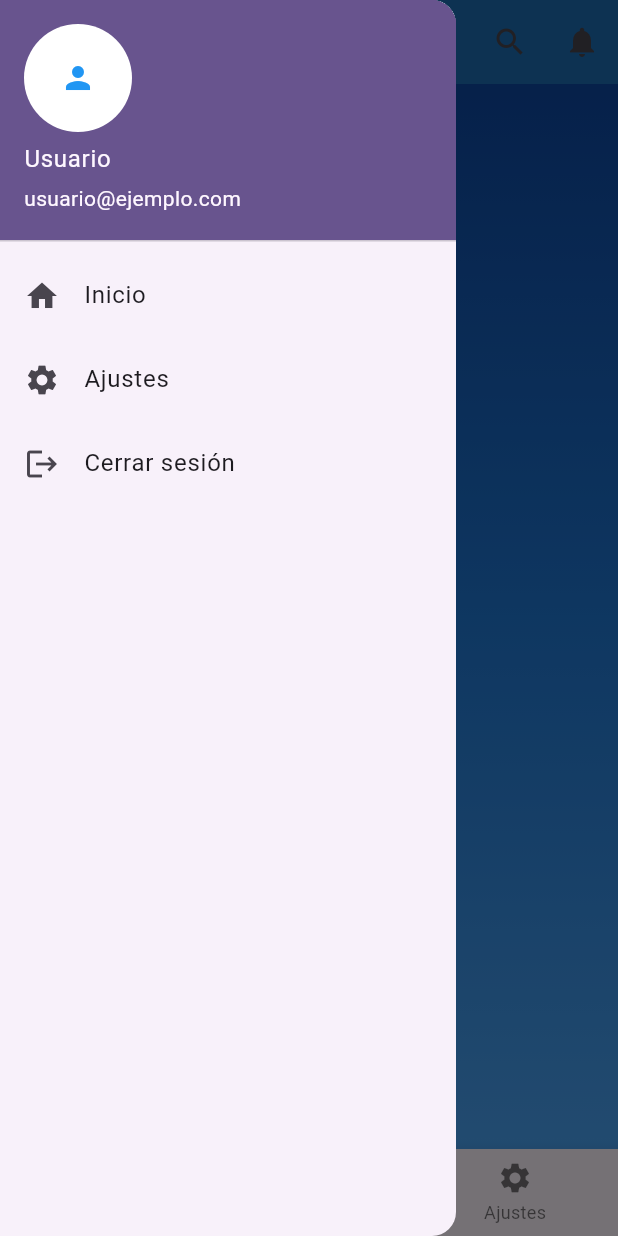
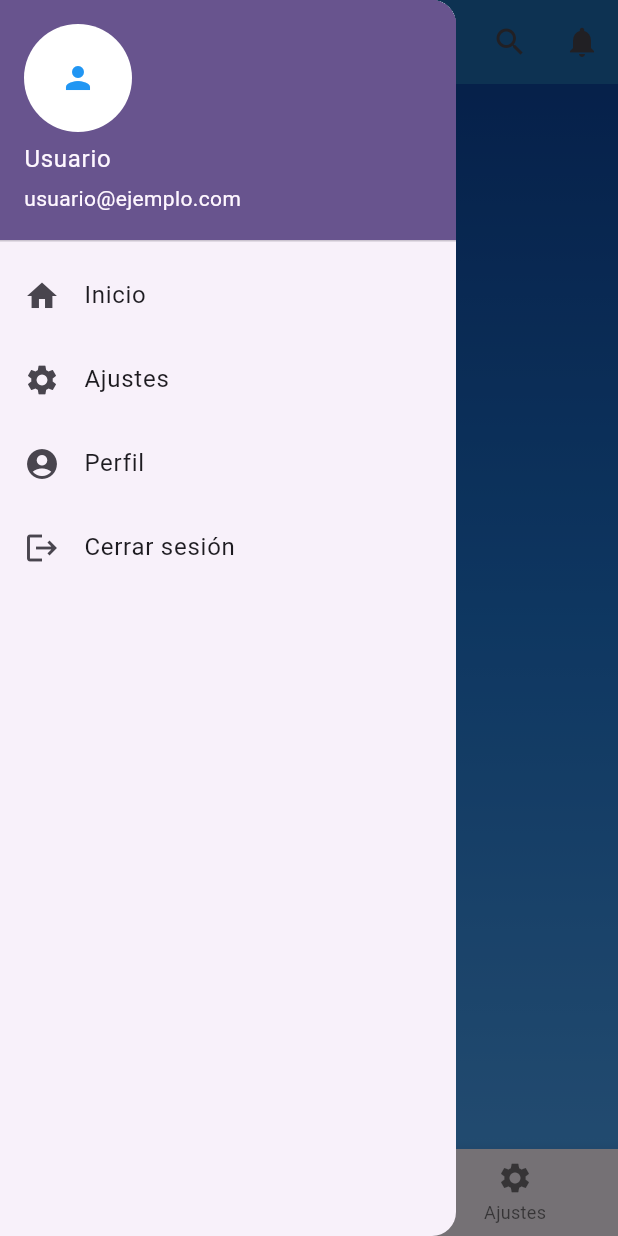
Before and after one commit to Jotaoesee/actividad3_app, a Flutter app: the Home screen opened by its route, with the side drawer open, on a phone screen of 412 x 824 dp. Run offline on Flutter 3.47's test engine with Material 3 defaults, Android fonts, the light colour scheme and no system bars; our stand-ins replace firebase_auth, firebase_core, font_awesome_flutter; accounts and stored records are empty.

Commit message:
añado al drawer la opcion de poder ir al perfil y poder editar los datos del usuario

```diff
--- a/lib/main.dart
+++ b/lib/main.dart
@@ -30,7 +30,7 @@ class MyApp extends StatelessWidget {
       ),
       initialRoute: '/splash', // Ruta inicial ahora es la pantalla Splash
       routes: {
-        '/splash': (context) =>   Registro(),
+        '/splash': (context) =>   const Home(),
         '/inicio': (context) => const Inicio(),
         '/registro': (context) => Registro(),
         '/home': (context) => const Home(),
--- a/lib/pantallas/home.dart
+++ b/lib/pantallas/home.dart
@@ -1,3 +1,4 @@
+import 'package:actividad3_app/pantallas/perfil_usuario.dart';
 import 'package:actividad3_app/pantallas/splash.dart';
 import 'package:flutter/material.dart';
 import 'ajuste.dart';
@@ -10,13 +11,12 @@ class Home extends StatefulWidget {
 }
 
 class _HomeState extends State<Home> {
-  String _pantallaActual = "Inicio"; // Variable para controlar la pantalla actual
   int _indiceSeleccionado = 0; // Índice para controlar la pestaña seleccionada
 
   // Lista de widgets que representarán las diferentes pantallas
   final List<Widget> _pantallas = [
     const Center(child: Text('Pantalla de Inicio', style: TextStyle(fontSize: 24))),
-    const Center(child: Text('Pantalla de Perfil (en construcción)', style: TextStyle(fontSize: 24))),
+    const PerfilUsuario(),
     const Ajuste(),
   ];
 
@@ -65,7 +65,6 @@ class _HomeState extends State<Home> {
               Navigator.pop(context); // Cierra el Drawer
               setState(() {
                 _indiceSeleccionado = 0; // Cambiar a la pantalla de inicio
-                _pantallaActual = "Inicio"; // Cambiar el título
               });
             },
           ),
@@ -76,8 +75,19 @@ class _HomeState extends State<Home> {
               Navigator.pop(context); // Cierra el Drawer
               setState(() {
                 _indiceSeleccionado = 2; // Cambiar a la pantalla de ajustes
-                _pantallaActual = "Ajustes"; // Cambiar el título
               });
+            },
+          ),
+          // Nueva opción para ir al perfil
+          ListTile(
+            leading: const Icon(Icons.account_circle),
+            title: const Text('Perfil'),
+            onTap: () {
+              Navigator.pop(context); // Cierra el Drawer
+              Navigator.push(
+                context,
+                MaterialPageRoute(builder: (context) => const PerfilUsuario()), // Navegar a la pantalla de perfil
+              );
             },
           ),
           ListTile(
@@ -86,7 +96,7 @@ class _HomeState extends State<Home> {
             onTap: () {
               Navigator.pushReplacement(
                 context,
-                MaterialPageRoute(builder: (context) =>  Splash()),
+                MaterialPageRoute(builder: (context) => Splash()), // Ajusta la navegación de tu app
               );
               print("Cerrar sesión");
             },
@@ -94,12 +104,12 @@ class _HomeState extends State<Home> {
         ],
       ),
     );
+
   }
 
   // AppBar con el título que cambia según la pestaña seleccionada
   AppBar _crearAppBar() {
     return AppBar(
-      title: Text("Pantalla de $_pantallaActual"), // Actualizar el título de acuerdo a la pantalla seleccionada
       backgroundColor: const Color.fromARGB(255, 28, 108, 178),
       actions: [
         IconButton(
@@ -124,12 +134,7 @@ class _HomeState extends State<Home> {
       currentIndex: _indiceSeleccionado,
       onTap: (int indice) {
         setState(() {
-          _indiceSeleccionado = indice; // Cambiar el índice de la pestaña seleccionada
-          _pantallaActual = _indiceSeleccionado == 0
-              ? "Inicio"
-              : _indiceSeleccionado == 1
-              ? "Perfil"
-              : "Ajustes"; // Cambiar el nombre de la pantalla en la AppBar
+          _indiceSeleccionado = indice;
         });
       },
       items: const [
```
